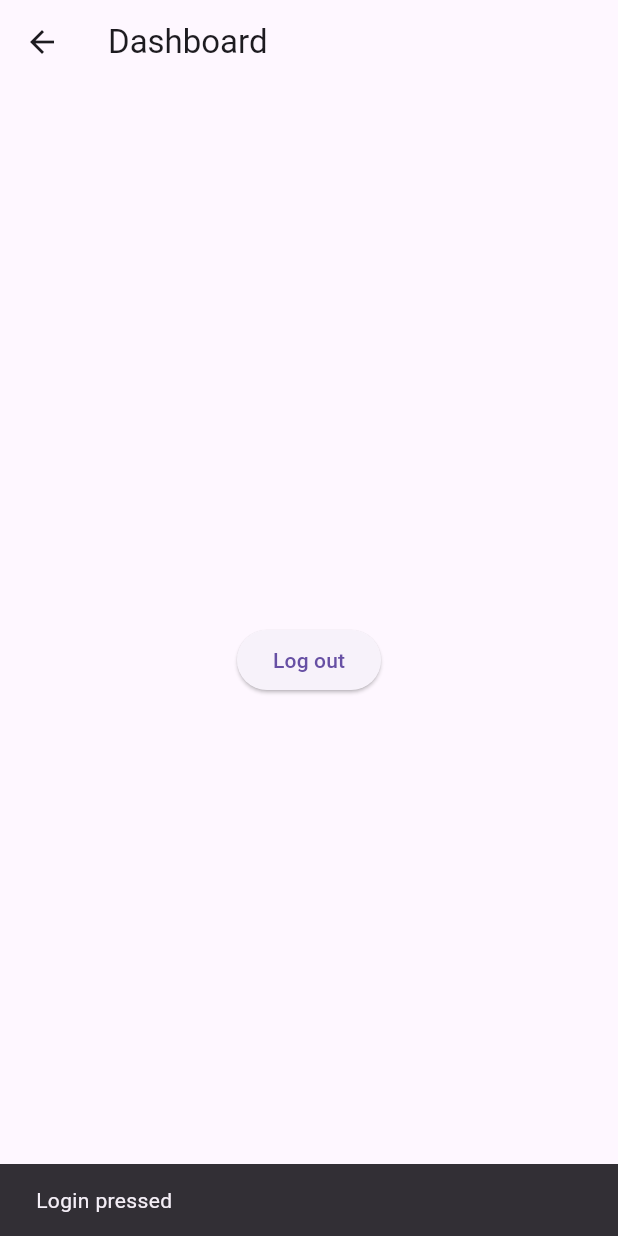
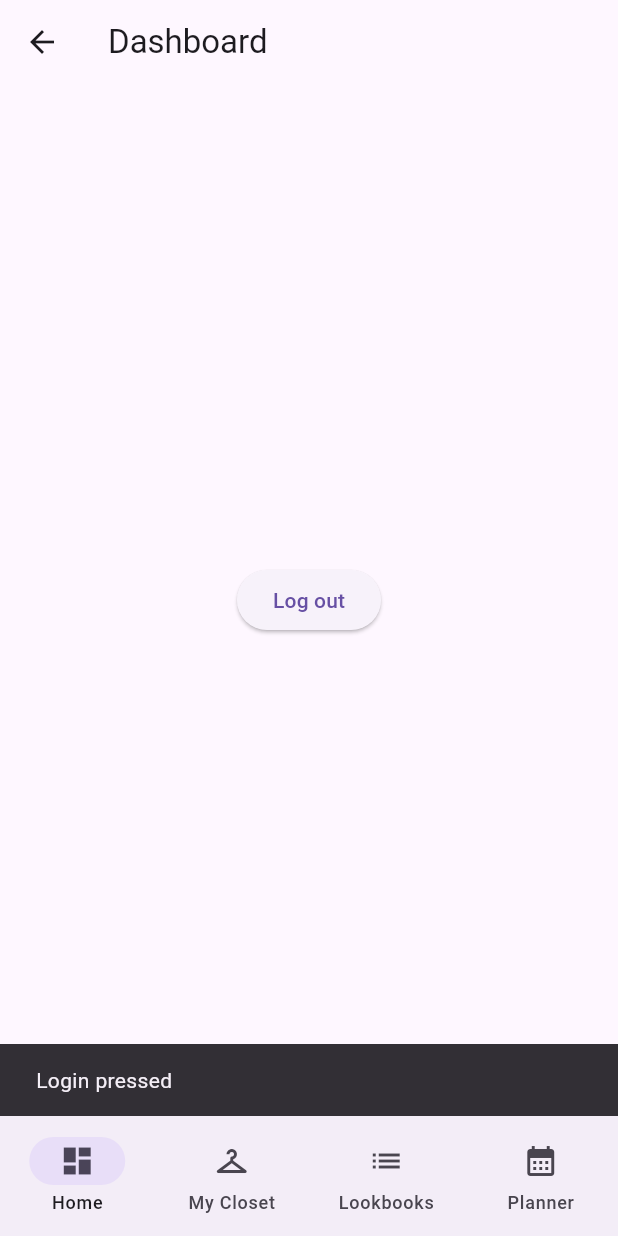
Before and after one commit to HaroldSaenz87/LesChic, a Flutter app: the screen it shows after launch, after a tap on "Login", on a phone screen of 412 x 824 dp. Run offline on Flutter 3.47's test engine with Material 3 defaults, Android fonts, the phone set to English and light mode, and no system bars.

Commit message:
add tabs to dashboard
they don't do anything yet

```diff
--- a/Frontend_App/lib/dashboardPage.dart
+++ b/Frontend_App/lib/dashboardPage.dart
@@ -6,6 +6,33 @@ class DashboardPage extends StatelessWidget{
   @override
   Widget build(BuildContext context) {
     return Scaffold(
+      bottomNavigationBar: NavigationBar(
+        destinations: const<Widget>[
+          //overview
+          NavigationDestination(
+            icon: Icon(Icons.dashboard),
+            label: 'Home'
+          ),
+
+          //my closet
+          NavigationDestination(
+            icon: Icon(Icons.checkroom), //TODO: replace with shirt icon
+            label: 'My Closet'
+          ),
+
+          //lookbooks
+          NavigationDestination(
+            icon: Icon(Icons.list), //TODO: replace with shirt icon
+            label: 'Lookbooks'
+          ),
+
+          //planner
+          NavigationDestination(
+            icon: Icon(Icons.calendar_month), //TODO: replace with shirt icon
+            label: 'Planner'
+          ),
+        ],
+      ),
       appBar: AppBar(
         title: const Text('Dashboard'),
       ),
```
